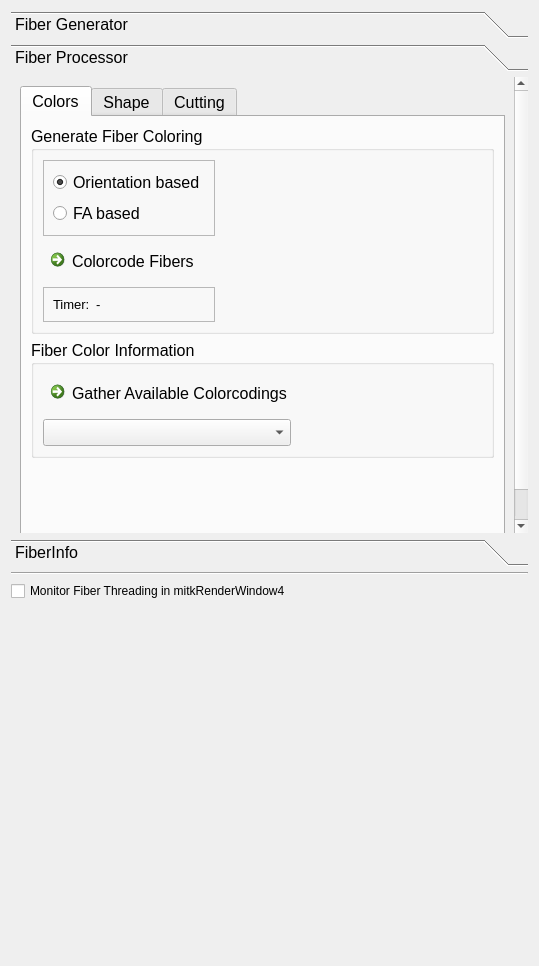
Qt form Modules/Bundles/org.mitk.gui.qt.diffusionimaging/src/internal/QmitkFiberBundleDeveloperViewControls.ui (MITK/MITK) before a commit.
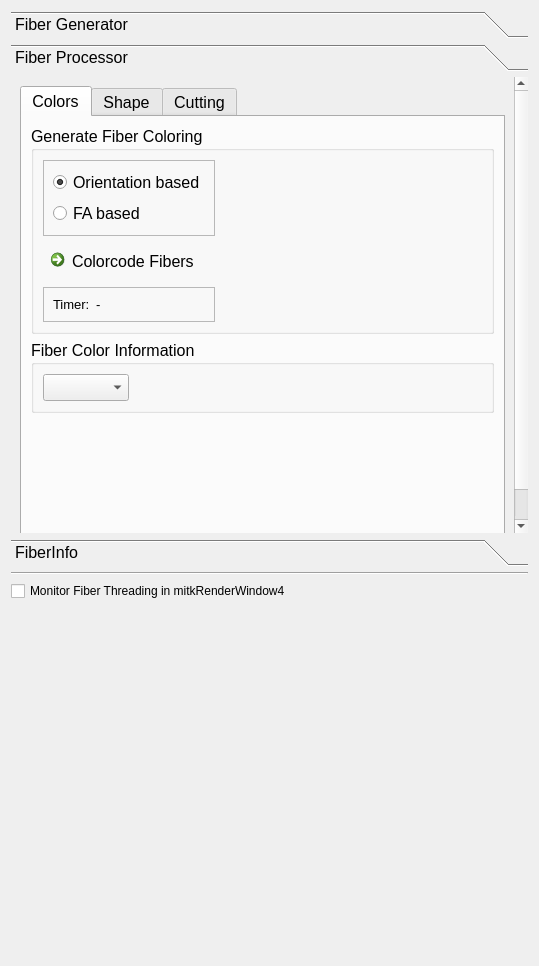
The same form after that commit.

Commit message: fixes in color management

```diff
--- a/Modules/Bundles/org.mitk.gui.qt.diffusionimaging/src/internal/QmitkFiberBundleDeveloperViewControls.ui
+++ b/Modules/Bundles/org.mitk.gui.qt.diffusionimaging/src/internal/QmitkFiberBundleDeveloperViewControls.ui
@@ -609,21 +609,8 @@
               <string>Fiber Color Information</string>
              </property>
              <layout class="QGridLayout" name="gridLayout_17">
-              <item row="1" column="2">
-               <spacer name="horizontalSpacer_5">
-                <property name="orientation">
-                 <enum>Qt::Horizontal</enum>
-                </property>
-                <property name="sizeHint" stdset="0">
-                 <size>
-                  <width>40</width>
-                  <height>20</height>
-                 </size>
-                </property>
-               </spacer>
-              </item>
               <item row="0" column="2">
-               <spacer name="horizontalSpacer_6">
+               <spacer name="horizontalSpacer_5">
                 <property name="orientation">
                  <enum>Qt::Horizontal</enum>
                 </property>
@@ -636,13 +623,6 @@
                </spacer>
               </item>
               <item row="0" column="1">
-               <widget class="QCommandLinkButton" name="buttonGetAvailableColorCoding">
-                <property name="text">
-                 <string>Gather Available Colorcodings</string>
-                </property>
-               </widget>
-              </item>
-              <item row="1" column="1">
                <widget class="QComboBox" name="ddAvailableColorcodings"/>
               </item>
              </layout>
```
Left out of the diff: 6 changed lines with no effect on the pictures. The commit also changes 2 other files.
